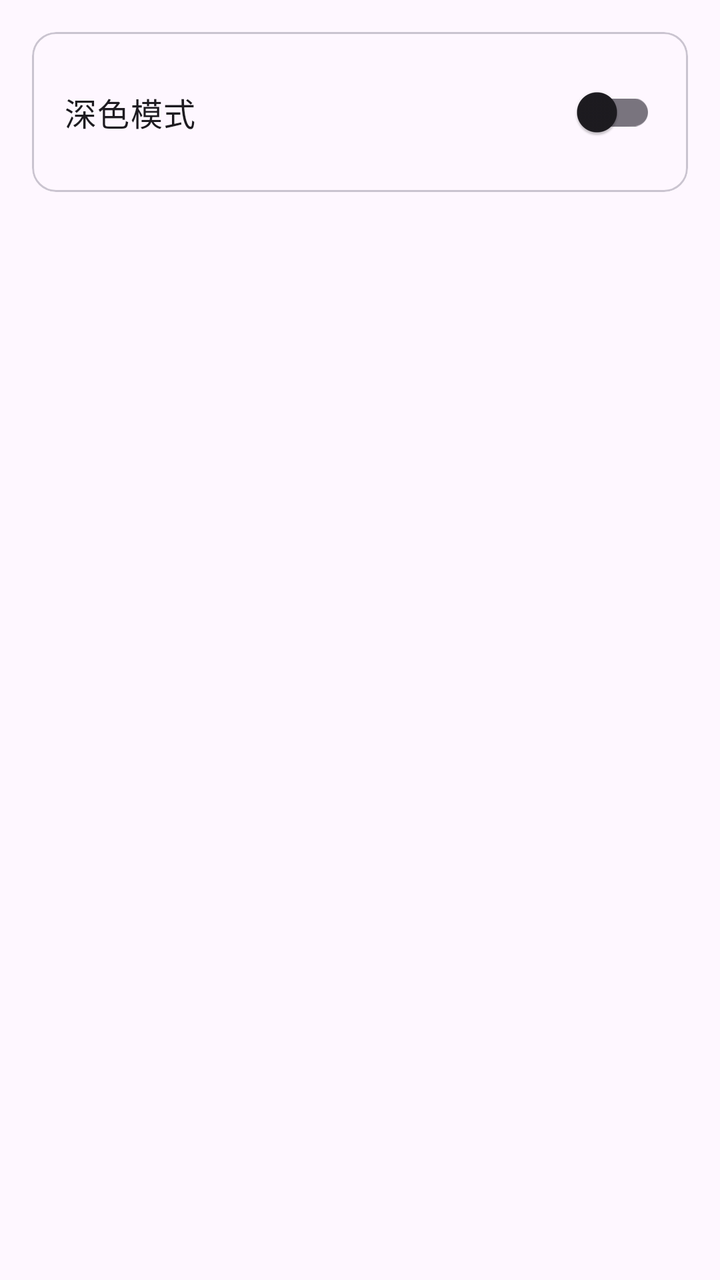
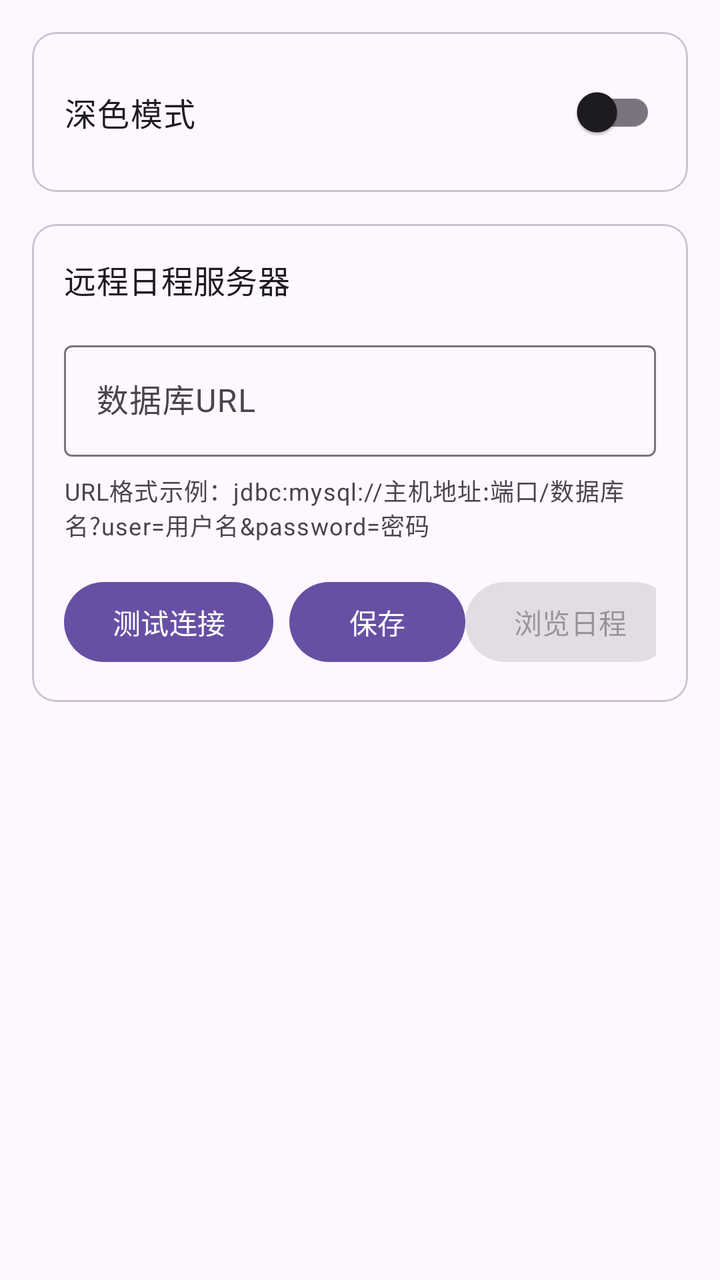

Two renders of the same Android screen: before a commit and after it. Below are the layout's source before the change and the commit's diff.
<!-- AndroidManifest.xml: application theme Theme.Walrus_Manager -->
<!-- res/layout/fragment_settings.xml -->
<?xml version="1.0" encoding="utf-8"?>
<LinearLayout xmlns:android="http://schemas.android.com/apk/res/android"
    android:layout_width="match_parent"
    android:layout_height="match_parent"
    android:orientation="vertical"
    android:padding="16dp">

    <com.google.android.material.card.MaterialCardView
        android:layout_width="match_parent"
        android:layout_height="wrap_content">

        <LinearLayout
            android:layout_width="match_parent"
            android:layout_height="wrap_content"
            android:orientation="horizontal"
            android:padding="16dp"
            android:gravity="center_vertical">

            <TextView
                android:layout_width="0dp"
                android:layout_height="wrap_content"
                android:layout_weight="1"
                android:text="深色模式"
                android:textAppearance="?attr/textAppearanceBody1" />

            <com.google.android.material.switchmaterial.SwitchMaterial
                android:id="@+id/switchTheme"
                android:layout_width="wrap_content"
                android:layout_height="wrap_content" />

        </LinearLayout>

    </com.google.android.material.card.MaterialCardView>

</LinearLayout>
<!-- resources referenced by this layout -->
<resources>
  <style name="Theme.Walrus_Manager" parent="Base.Theme.Walrus_Manager" />
  <style name="Base.Theme.Walrus_Manager" parent="Theme.Material3.DayNight.NoActionBar">
          
          
      </style>
</resources>

<!-- the commit's change to res/layout/fragment_settings.xml (unified diff, before → after) -->
@@ -7,7 +7,8 @@
 
     <com.google.android.material.card.MaterialCardView
         android:layout_width="match_parent"
-        android:layout_height="wrap_content">
+        android:layout_height="wrap_content"
+        android:layout_marginBottom="16dp">
 
         <LinearLayout
             android:layout_width="match_parent"
@@ -32,4 +33,79 @@
 
     </com.google.android.material.card.MaterialCardView>
 
+    <com.google.android.material.card.MaterialCardView
+        android:layout_width="match_parent"
+        android:layout_height="wrap_content">
+
+        <LinearLayout
+            android:layout_width="match_parent"
+            android:layout_height="wrap_content"
+            android:orientation="vertical"
+            android:padding="16dp">
+
+            <TextView
+                android:layout_width="match_parent"
+                android:layout_height="wrap_content"
+                android:text="远程日程服务器"
+                android:textAppearance="?attr/textAppearanceSubtitle1"
+                android:layout_marginBottom="16dp" />
+
+            <com.google.android.material.textfield.TextInputLayout
+                android:layout_width="match_parent"
+                android:layout_height="wrap_content"
+                android:hint="数据库URL">
+
+                <com.google.android.material.textfield.TextInputEditText
+                    android:id="@+id/etDatabaseUrl"
+                    android:layout_width="match_parent"
+                    android:layout_height="wrap_content"
+                    android:inputType="textUri" />
+
+            </com.google.android.material.textfield.TextInputLayout>
+
+            <TextView
+                android:layout_width="match_parent"
+                android:layout_height="wrap_content"
+                android:layout_marginTop="8dp"
+                android:text="URL格式示例：jdbc:mysql://主机地址:端口/数据库名?user=用户名&amp;password=密码"
+                android:textAppearance="?attr/textAppearanceCaption"
+                android:textColor="?android:textColorSecondary" />
+
+            <LinearLayout
+                android:layout_width="match_parent"
+                android:layout_height="wrap_content"
+                android:orientation="horizontal"
+                android:layout_marginTop="16dp">
+
+                <com.google.android.material.button.MaterialButton
+                    android:id="@+id/btnTestConnection"
+                    android:layout_width="wrap_content"
+                    android:layout_height="wrap_content"
+                    android:text="测试连接"
+                    android:layout_marginEnd="8dp" />
+
+                <com.google.android.material.button.MaterialButton
+                    android:id="@+id/btnSaveConnection"
+                    android:layout_width="wrap_content"
+                    android:layout_height="wrap_content"
+                    android:text="保存" />
+
+                <Space
+                    android:layout_width="0dp"
+                    android:layout_height="wrap_content"
+                    android:layout_weight="1" />
+
+                <com.google.android.material.button.MaterialButton
+                    android:id="@+id/btnBrowseSchedules"
+                    android:layout_width="wrap_content"
+                    android:layout_height="wrap_content"
+                    android:text="浏览日程"
+                    android:enabled="false" />
+
+            </LinearLayout>
+
+        </LinearLayout>
+
+    </com.google.android.material.card.MaterialCardView>
+
 </LinearLayout>
